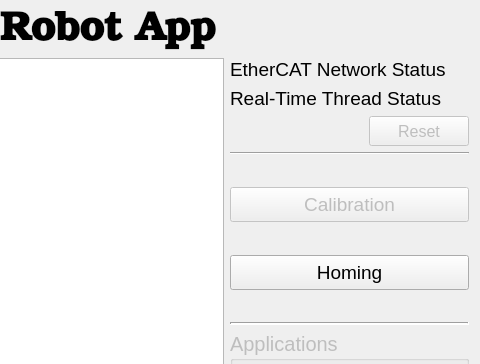
The window that widgets/main_gui.ui (IRMA-LAB/cable_robot) describes before a commit, drawn with Qt 5; both pictures show x 392 to 872 and y 0 to 364 of the 872 by 946 pixel window.
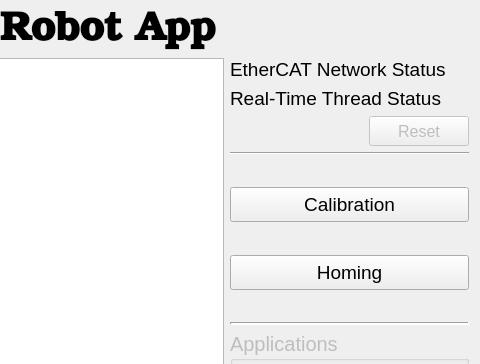
The same window after the commit. Icons and pictures are not drawn.

Diff of the .ui file:
```diff
--- a/widgets/main_gui.ui
+++ b/widgets/main_gui.ui
@@ -249,7 +249,7 @@
        <item>
         <widget class="QPushButton" name="pushButton_calib">
          <property name="enabled">
-          <bool>false</bool>
+          <bool>true</bool>
          </property>
          <property name="minimumSize">
           <size>
```
